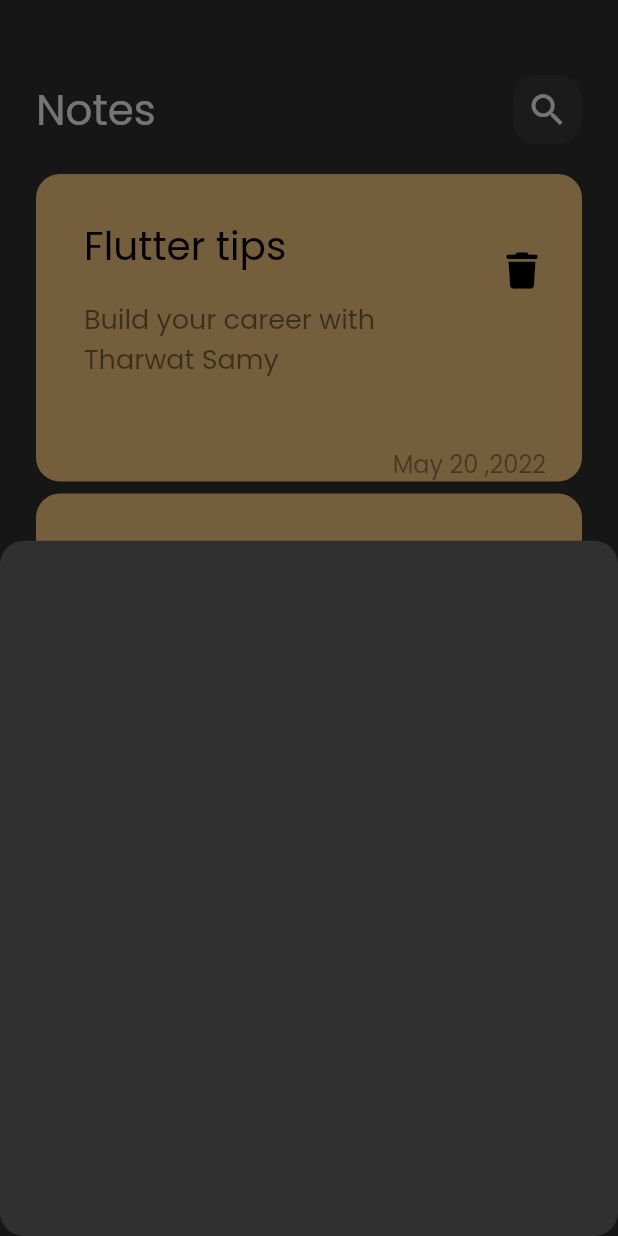
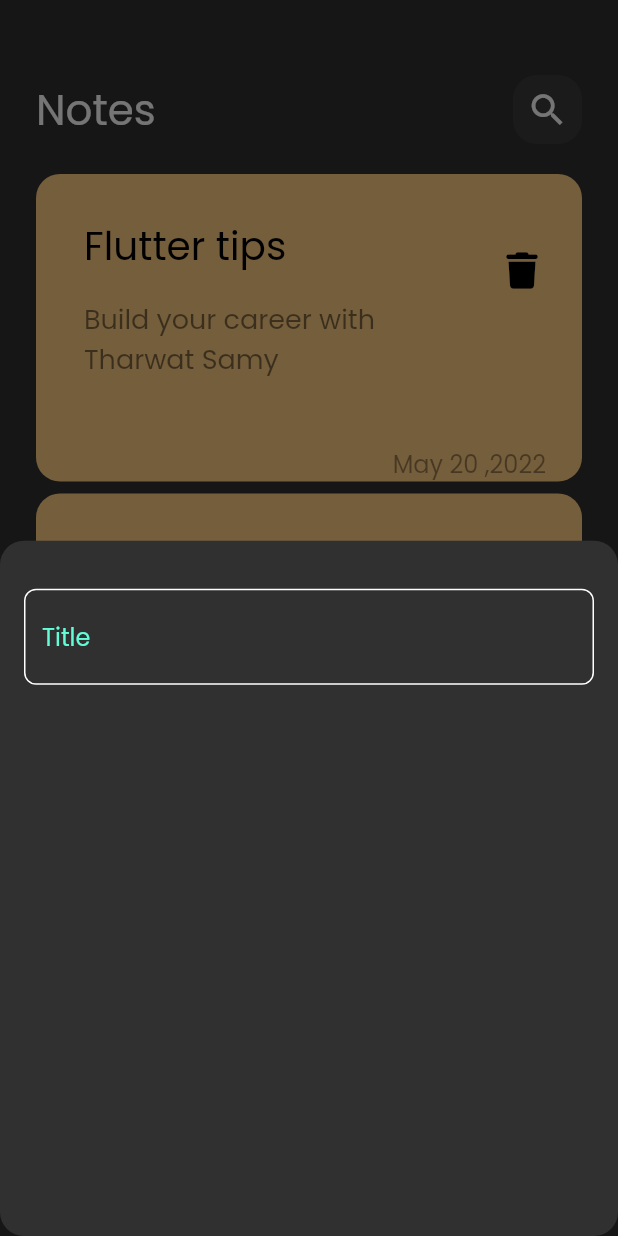
Before and after one commit to erinyM/NotesAppFlutter, a Flutter app: the screen it shows after launch, after a tap on the "add" icon, on a phone screen of 412 x 824 dp. Run offline on Flutter 3.47's test engine with Material 2 defaults, Android fonts, the phone set to English and light mode, and no system bars; our stand-ins replace font_awesome_flutter.

Commit message:
create custom text field

```diff
--- /dev/null
+++ b/lib/views/constants.dart
@@ -0,0 +1,3 @@
+import 'dart:ui';
+
+const kPrimaryColor = Color(0xff62FCD7);
--- a/lib/views/widgets/add_note_buttom_sheet.dart
+++ b/lib/views/widgets/add_note_buttom_sheet.dart
@@ -1,10 +1,19 @@
 import 'package:flutter/material.dart';
+import 'package:notesapp/views/widgets/custom_text_field.dart';
 
 class AddNoteButtonSheet extends StatelessWidget {
   const AddNoteButtonSheet({super.key});
 
   @override
   Widget build(BuildContext context) {
-    return Container();
+    return Padding(
+      padding: const EdgeInsets.symmetric(horizontal: 16),
+      child: Column(
+        children: [
+          SizedBox(height: 32),
+          CustomTextField(),
+        ],
+      ),
+    );
   }
 }
--- /dev/null
+++ b/lib/views/widgets/custom_text_field.dart
@@ -0,0 +1,28 @@
+import 'package:flutter/material.dart';
+import 'package:flutter/src/widgets/framework.dart';
+import 'package:flutter/src/widgets/placeholder.dart';
+
+import '../constants.dart';
+
+class CustomTextField extends StatelessWidget {
+  const CustomTextField({super.key});
+
+  @override
+  Widget build(BuildContext context) {
+    return TextField(
+        cursorColor: kPrimaryColor,
+        decoration: InputDecoration(
+          hintText: 'Title',
+          hintStyle: const TextStyle(color: kPrimaryColor),
+          border: BuildBorder(),
+          enabledBorder: BuildBorder(),
+          focusedBorder: BuildBorder(kPrimaryColor),
+        ));
+  }
+
+  OutlineInputBorder BuildBorder([color]) {
+    return OutlineInputBorder(
+        borderRadius: BorderRadius.circular(8),
+        borderSide: BorderSide(color: color ?? Colors.white));
+  }
+}
```
